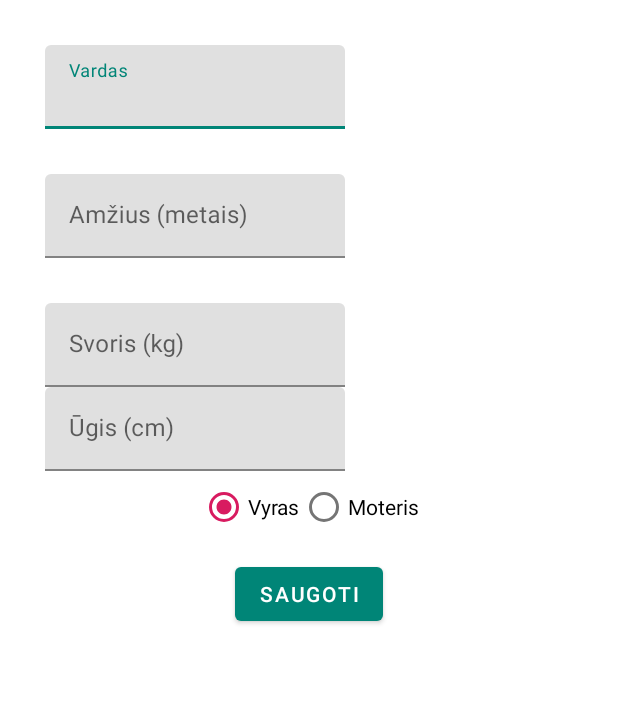
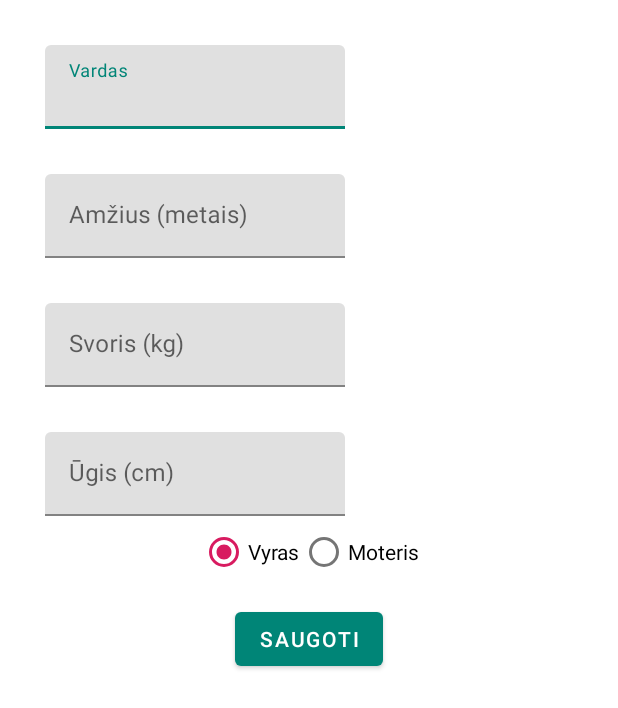
Before and after one commit to lukkna/tracker-app, an Android app: the layout fragment_user.xml on its own in the app's theme, with its tools: preview values and no code run, on a phone screen of 412 x 824 dp. Shown: the top 708 px of the screen. Run offline under Robolectric (Android 15) with nearby library versions, the phone set to English and light mode, and no system bars.

Commit message:
user info spacing

```diff
--- a/app/src/main/res/layout/fragment_user.xml
+++ b/app/src/main/res/layout/fragment_user.xml
@@ -49,6 +49,7 @@
             android:layout_width="match_parent"
             android:layout_height="wrap_content"
             android:hint="Svoris (kg)"
+            android:paddingBottom="30dp"
             app:layout_constraintEnd_toEndOf="parent"
             app:layout_constraintStart_toStartOf="parent"
             app:layout_constraintTop_toBottomOf="@id/ti_age">
```
